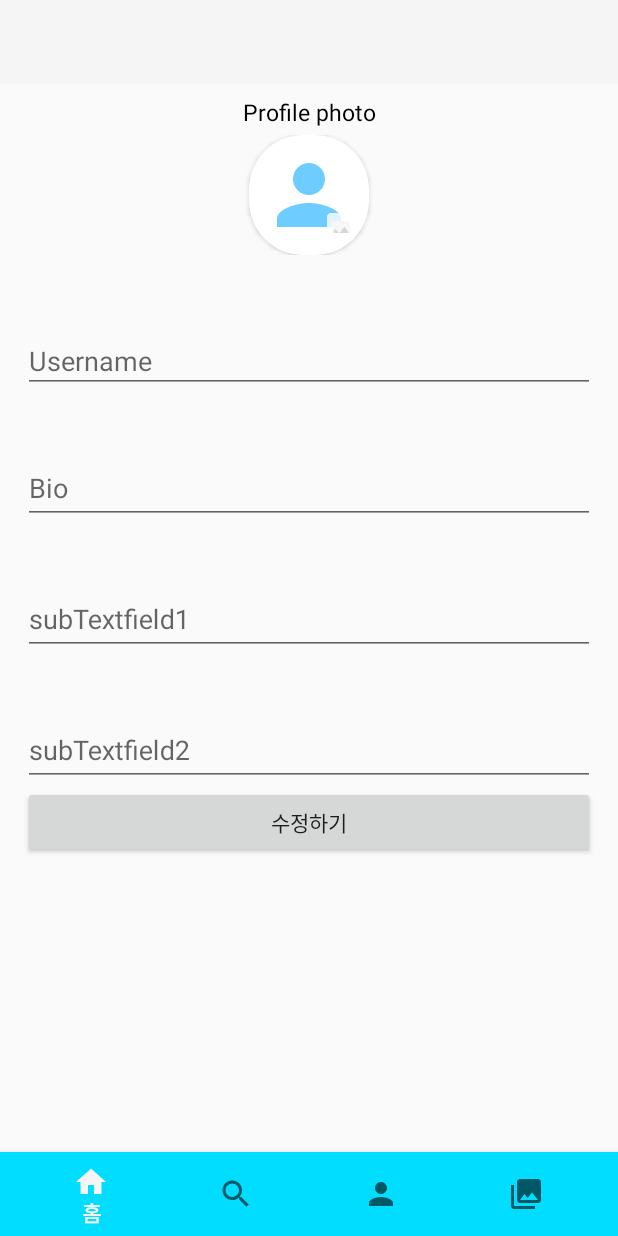
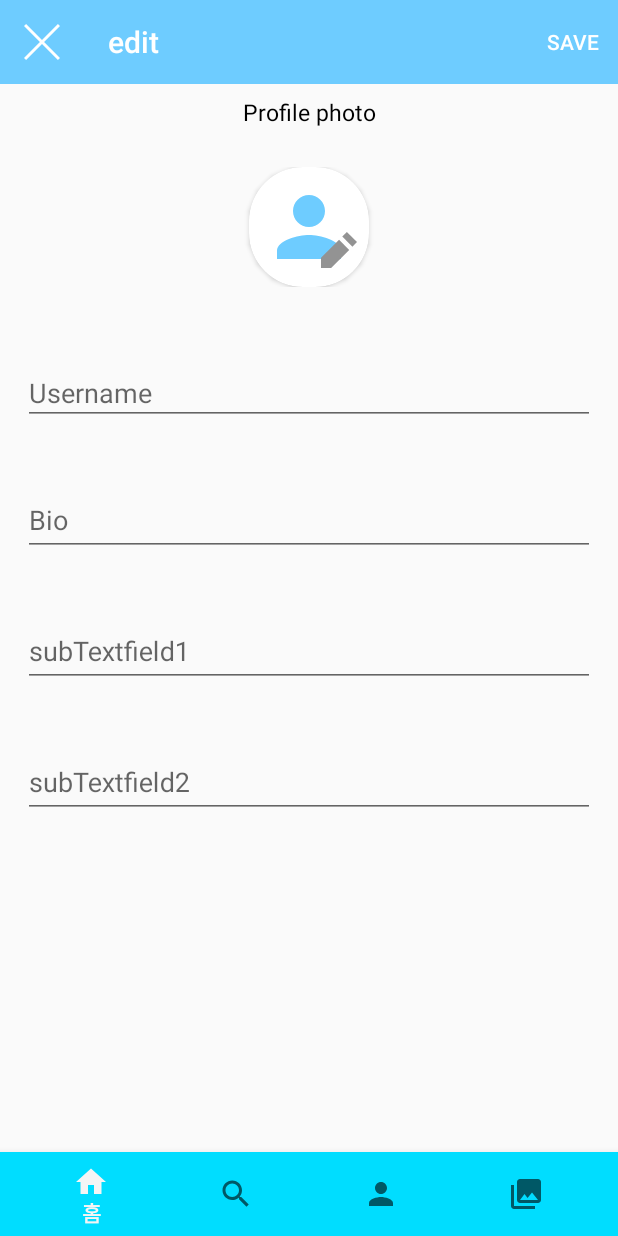
Before and after one commit to SWcapstone-2020/ClothesC, an Android app: the fragment ProfileUpdateFragment placed in its activity, on a phone screen of 412 x 824 dp. Run offline under Robolectric (Android 15) with nearby library versions, the phone set to English and light mode, and no system bars; our stand-ins replace Firebase (no records; nobody signed in at launch, a user with empty details on screens opened directly); pictures from the network do not load.

Commit message:
프로필 수정 페이지 xml 디자인 v3
- 상단바 (예정)
 - 상단바 추가
 - 수정 버튼 이동
 - 아이콘 변경
- 프로필 영역
 - 버튼 추가
 - 아이콘 변경
- 텍스트 필드
 - 간격 수정

```diff
--- a/clothesC/app/src/main/java/com/example/myapplication/fragment/ProfileUpdateFragment.java
+++ b/clothesC/app/src/main/java/com/example/myapplication/fragment/ProfileUpdateFragment.java
@@ -5,10 +5,16 @@ import android.content.Intent;
 import android.database.Cursor;
 import android.graphics.Bitmap;
 import android.graphics.BitmapFactory;
+import android.graphics.Color;
+import android.graphics.PorterDuff;
+import android.graphics.drawable.Drawable;
 import android.net.Uri;
 import android.os.Bundle;
 import android.provider.MediaStore;
 import android.view.LayoutInflater;
+import android.view.Menu;
+import android.view.MenuInflater;
+import android.view.MenuItem;
 import android.view.View;
 import android.view.ViewGroup;
 import android.widget.ImageView;
@@ -16,6 +22,8 @@ import android.widget.TextView;
 import android.widget.Toast;
 
 import androidx.annotation.NonNull;
+import androidx.appcompat.app.AppCompatActivity;
+import androidx.appcompat.widget.Toolbar;
 import androidx.fragment.app.Fragment;
 import androidx.loader.content.CursorLoader;
 
@@ -48,6 +56,8 @@ public class ProfileUpdateFragment extends Fragment {
     @Override
     public void onCreate(Bundle savedInstanceState) {
         super.onCreate(savedInstanceState);
+        // 툴바 메뉴 활성화
+        setHasOptionsMenu(true);
     }
 
     @Override
@@ -58,7 +68,26 @@ public class ProfileUpdateFragment extends Fragment {
 
         context=container.getContext();
 
-        view.findViewById(R.id.updateButton).setOnClickListener(onClickListener);
+        // 툴바 추가
+        Toolbar toolbar = (Toolbar) view.findViewById(R.id.toolbar);
+
+        // 툴바 홈 버튼
+        AppCompatActivity activity = (AppCompatActivity) getActivity();
+        activity.setSupportActionBar(toolbar);
+        activity.getSupportActionBar().setDisplayHomeAsUpEnabled(true);
+
+
+        // 벡터 아이콘 흰색으로 변경
+        Drawable img_drawble = getResources().getDrawable(R.drawable.ic_cross);
+        img_drawble.mutate();
+        img_drawble.setColorFilter(Color.WHITE, PorterDuff.Mode.SRC_IN);
+
+        // 툴바 아이콘 지정
+//        activity.getSupportActionBar().setIcon(img_drawble);
+        activity.getSupportActionBar().setHomeAsUpIndicator(img_drawble);
+        // https://webnautes.tistory.com/1220
+
+//        view.findViewById(R.id.updateButton).setOnClickListener(onClickListener);
         view.findViewById(R.id.renewProfileImge).setOnClickListener(onClickListener);
         return view;
     }
@@ -67,17 +96,46 @@ public class ProfileUpdateFragment extends Fragment {
         @Override
         public void onClick(View v) {
             switch (v.getId()){
-                case R.id.updateButton:
-                    updateProfile();
-                    MainActivity mainActivity = (MainActivity) getActivity();
-                    mainActivity.onFragmentChanged(2);
-                    break;
+//                case R.id.updateButton:
+//                    updateProfile();
+//                    MainActivity mainActivity = (MainActivity) getActivity();
+//                    mainActivity.onFragmentChanged(2);
+//                    break;
                 case R.id.renewProfileImge:
                     loadAlbum();
                     break;
             }
         }
     };
+
+    // 툴바 메뉴(버튼) 추가
+    // https://hjink247.tistory.com/17
+    @Override
+    public void onCreateOptionsMenu(Menu menu, MenuInflater inflater) {
+//        MenuInflater inflater = getMenuInflater();
+        super.onCreateOptionsMenu(menu, inflater);
+        inflater.inflate(R.menu.profile_update_menu, menu);;
+    }
+
+    // 툴바 버튼 이벤트
+    @Override
+    public boolean onOptionsItemSelected(MenuItem item) {
+        // Handle presses on the action bar items
+        switch (item.getItemId()) {
+//            case android.R.id.home:
+//                finish();
+//                return true;
+
+            case R.id.updateButton:
+                updateProfile();
+                MainActivity mainActivity = (MainActivity) getActivity();
+                mainActivity.onFragmentChanged(2);
+                return true;
+
+            default:
+                return super.onOptionsItemSelected(item);
+        }
+    }
 
     private void updateProfile(){
         String renewalName=((TextView)getView().findViewById(R.id.updateName)).getText().toString();
--- /dev/null
+++ b/clothesC/app/src/main/res/drawable/ic_cross.xml
@@ -0,0 +1,4 @@
+<vector android:height="24dp" android:viewportHeight="612"
+    android:viewportWidth="612" android:width="24dp" xmlns:android="http://schemas.android.com/apk/res/android">
+    <path android:fillColor="#FF000000" android:pathData="M612,36.004l-35.479,-35.401l-270.521,270.005l-270.522,-270.005l-35.478,35.401l270.522,270.007l-270.522,269.986l35.478,35.4l270.522,-269.986l270.521,269.986l35.479,-35.4l-270.541,-269.986z"/>
+</vector>
--- /dev/null
+++ b/clothesC/app/src/main/res/drawable/ic_pencil.xml
@@ -0,0 +1,5 @@
+<vector android:height="24dp" android:viewportHeight="488.471"
+    android:viewportWidth="488.471" android:width="24dp" xmlns:android="http://schemas.android.com/apk/res/android">
+    <path android:fillColor="#FF000000" android:pathData="m288.674,62.363l62.361,-62.361l137.362,137.362l-62.361,62.361z"/>
+    <path android:fillColor="#FF000000" android:pathData="m245.547,105.541 l-245.547,245.547v137.382h137.382l245.548,-245.547z"/>
+</vector>
--- a/clothesC/app/src/main/res/layout/activity_profileupdate.xml
+++ b/clothesC/app/src/main/res/layout/activity_profileupdate.xml
@@ -10,14 +10,20 @@
         android:id="@+id/toolbar"
         android:layout_width="match_parent"
         android:layout_height="?attr/actionBarSize"
-        android:background="?attr/colorPrimary"
-        android:theme="@style/ThemeOverlay.AppCompat.Dark" />
+        android:background="@color/colorBlue"
+        android:theme="@style/ThemeOverlay.AppCompat.Dark"
+        app:title="edit" />
 
+    <RelativeLayout
+        android:layout_width="match_parent"
+        android:layout_height="match_parent"
+        android:layout_below="@+id/toolbar"
+        >
         <LinearLayout
             android:layout_width="match_parent"
             android:layout_height="35dp"
-        android:orientation="vertical"
-        android:layout_marginTop="?attr/actionBarSize">
+            android:orientation="vertical">
+
             <TextView
                 android:id="@+id/textView4"
                 android:layout_width="match_parent"
@@ -32,7 +38,7 @@
         <LinearLayout
             android:layout_width="match_parent"
             android:layout_height="100dp"
-        android:layout_marginTop="90dp">
+            android:layout_marginTop="55dp">
             <!--  프로필 영역  -->
             <include layout="@layout/profile_header"/>
         </LinearLayout>
@@ -41,7 +47,7 @@
             android:layout_width="match_parent"
             android:layout_height="400dp"
             android:orientation="vertical"
-        android:layout_marginTop="200dp"
+            android:layout_marginTop="165dp"
             android:paddingLeft="15dp"
             android:paddingRight="15dp">
 
@@ -103,10 +109,14 @@
                     android:hint="subTextfield2" />
             </com.google.android.material.textfield.TextInputLayout>
 
-        <Button
-            android:id="@+id/updateButton"
-            android:layout_width="match_parent"
-            android:layout_height="wrap_content"
-            android:text="수정하기" />
+<!--  툴바 메뉴(버튼)로 대체  -->
+<!--  profile_update_menu.xml  -->
+<!--  id: updateButton  -->
+<!--            <Button-->
+<!--                android:id="@+id/updateButton"-->
+<!--                android:layout_width="match_parent"-->
+<!--                android:layout_height="wrap_content"-->
+<!--                android:text="수정하기" />-->
         </LinearLayout>
     </RelativeLayout>
+</RelativeLayout>
--- a/clothesC/app/src/main/res/layout/profile_header.xml
+++ b/clothesC/app/src/main/res/layout/profile_header.xml
@@ -20,20 +20,22 @@
             app:cardCornerRadius="36dp"
             app:contentPadding="8dp"
             app:cardBackgroundColor="#fff">
-
+            <!--  프로필 아이콘  -->
             <ImageView
                 android:id="@+id/renewProfileImge"
                 android:layout_width="match_parent"
                 android:layout_height="match_parent"
                 app:srcCompat="@drawable/ic_person_black_24dp"
                 tools:srcCompat="@drawable/ic_person_black_24dp" />
-
+            <!--   연필 아이콘  -->
             <ImageButton
-                android:layout_width="20dp"
-                android:layout_height="20dp"
-                android:layout_marginLeft="43dp"
-                android:layout_marginTop="43dp"
-                app:srcCompat="@drawable/ic_image"/>
+                android:layout_width="24dp"
+                android:layout_height="24dp"
+                android:layout_marginLeft="40dp"
+                android:layout_marginTop="35dp"
+                android:background="@android:color/transparent"
+                android:tint="#939393"
+                app:srcCompat="@drawable/ic_pencil" />
 
         </androidx.cardview.widget.CardView>
     </LinearLayout>
--- /dev/null
+++ b/clothesC/app/src/main/res/menu/profile_update_menu.xml
@@ -0,0 +1,8 @@
+<?xml version="1.0" encoding="utf-8"?>
+<menu xmlns:android="http://schemas.android.com/apk/res/android"
+    xmlns:app="http://schemas.android.com/apk/res-auto">
+    <!--    프로필 수정 페이지 toolbar save menu-->
+    <item android:id="@+id/updateButton"
+        android:title="save"
+        app:showAsAction="ifRoom"/>
+</menu>
--- a/clothesC/app/src/main/res/values/colors.xml
+++ b/clothesC/app/src/main/res/values/colors.xml
@@ -1,5 +1,8 @@
 <?xml version="1.0" encoding="utf-8"?>
 <resources>
+    <!--  메인 컬러  -->
+    <color name="colorBlue">#6ECCFF</color>
+    <color name="colorPink">#FF8C9F</color>
     <color name="colorPrimary">#6200EE</color>
     <color name="colorPrimaryDark">#3700B3</color>
     <color name="colorAccent">#03DAC5</color>
```
Lines whose indentation alone changed are shown as unchanged.
